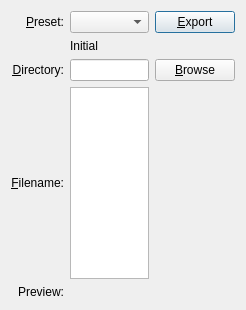
First picture: the form in source/gloperate-qtwidgets/source/ImageExporterOutputWidget.ui, repository hpi-r2d2/gloperate, before the edit.
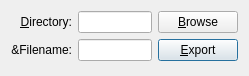
Second picture: the form after the edit. Custom widgets are drawn as their Qt base class.

Commit message: cleanup screenshot widget

Diff of the .ui file:
```diff
--- a/source/gloperate-qtwidgets/source/ImageExporterOutputWidget.ui
+++ b/source/gloperate-qtwidgets/source/ImageExporterOutputWidget.ui
@@ -6,97 +6,15 @@
    <rect>
     <x>0</x>
     <y>0</y>
-    <width>234</width>
-    <height>185</height>
+    <width>249</width>
+    <height>76</height>
    </rect>
   </property>
   <property name="windowTitle">
    <string>Output</string>
   </property>
   <layout class="QGridLayout" name="gridLayout">
-   <item row="0" column="0">
-    <widget class="QLabel" name="presetLabel">
-     <property name="sizePolicy">
-      <sizepolicy hsizetype="Preferred" vsizetype="Preferred">
-       <horstretch>1</horstretch>
-       <verstretch>0</verstretch>
-      </sizepolicy>
-     </property>
-     <property name="text">
-      <string>&amp;Preset:</string>
-     </property>
-     <property name="alignment">
-      <set>Qt::AlignRight|Qt::AlignTrailing|Qt::AlignVCenter</set>
-     </property>
-     <property name="buddy">
-      <cstring>presetsComboBox</cstring>
-     </property>
-    </widget>
-   </item>
-   <item row="0" column="2">
-    <widget class="QPushButton" name="saveButton">
-     <property name="sizePolicy">
-      <sizepolicy hsizetype="Minimum" vsizetype="Fixed">
-       <horstretch>1</horstretch>
-       <verstretch>0</verstretch>
-      </sizepolicy>
-     </property>
-     <property name="text">
-      <string>&amp;Export</string>
-     </property>
-     <property name="default">
-      <bool>true</bool>
-     </property>
-    </widget>
-   </item>
-   <item row="1" column="1">
-    <widget class="QLabel" name="resolutionSummaryLabel">
-     <property name="sizePolicy">
-      <sizepolicy hsizetype="Preferred" vsizetype="Preferred">
-       <horstretch>0</horstretch>
-       <verstretch>0</verstretch>
-      </sizepolicy>
-     </property>
-     <property name="text">
-      <string>Initial</string>
-     </property>
-     <property name="wordWrap">
-      <bool>true</bool>
-     </property>
-    </widget>
-   </item>
-   <item row="2" column="1">
-    <widget class="QLineEdit" name="directoryLineEdit">
-     <property name="enabled">
-      <bool>true</bool>
-     </property>
-     <property name="sizePolicy">
-      <sizepolicy hsizetype="Expanding" vsizetype="Fixed">
-       <horstretch>0</horstretch>
-       <verstretch>0</verstretch>
-      </sizepolicy>
-     </property>
-     <property name="readOnly">
-      <bool>true</bool>
-     </property>
-    </widget>
-   </item>
-   <item row="0" column="1">
-    <widget class="QComboBox" name="presetsComboBox">
-     <property name="sizePolicy">
-      <sizepolicy hsizetype="Preferred" vsizetype="Fixed">
-       <horstretch>3</horstretch>
-       <verstretch>0</verstretch>
-      </sizepolicy>
-     </property>
-     <property name="font">
-      <font>
-       <family>Courier New</family>
-      </font>
-     </property>
-    </widget>
-   </item>
-   <item row="2" column="0">
+   <item row="1" column="0">
     <widget class="QLabel" name="directoryLabel">
      <property name="sizePolicy">
       <sizepolicy hsizetype="Preferred" vsizetype="Preferred">
@@ -115,7 +33,7 @@
      </property>
     </widget>
    </item>
-   <item row="2" column="2">
+   <item row="1" column="2">
     <widget class="QPushButton" name="openDirectoryButton">
      <property name="sizePolicy">
       <sizepolicy hsizetype="Minimum" vsizetype="Fixed">
@@ -128,7 +46,7 @@
      </property>
     </widget>
    </item>
-   <item row="3" column="0">
+   <item row="2" column="0">
     <widget class="QLabel" name="filenameLabel">
      <property name="text">
       <string>&amp;Filename:</string>
@@ -136,50 +54,58 @@
      <property name="alignment">
       <set>Qt::AlignRight|Qt::AlignTrailing|Qt::AlignVCenter</set>
      </property>
-     <property name="buddy">
-      <cstring>fileNameTextEdit</cstring>
+    </widget>
+   </item>
+   <item row="1" column="1">
+    <widget class="QLineEdit" name="directoryLineEdit">
+     <property name="enabled">
+      <bool>true</bool>
      </property>
+     <property name="sizePolicy">
+      <sizepolicy hsizetype="Expanding" vsizetype="Fixed">
+       <horstretch>0</horstretch>
+       <verstretch>0</verstretch>
+      </sizepolicy>
+     </property>
+     <property name="readOnly">
+      <bool>true</bool>
+     </property>
     </widget>
    </item>
+   <item row="2" column="2">
+    <widget class="QPushButton" name="saveButton">
+     <property name="sizePolicy">
+      <sizepolicy hsizetype="Minimum" vsizetype="Fixed">
+       <horstretch>1</horstretch>
+       <verstretch>0</verstretch>
+      </sizepolicy>
+     </property>
+     <property name="text">
+      <string>&amp;Export</string>
+     </property>
+     <property name="default">
+      <bool>true</bool>
+     </property>
+    </widget>
+   </item>
+   <item row="2" column="1">
+    <widget class="QLineEdit" name="fileNameLineEdit"/>
+   </item>
    <item row="3" column="1">
-    <widget class="gloperate_qtwidgets::FileNameTextEdit" name="fileNameTextEdit">
-     <property name="sizePolicy">
-      <sizepolicy hsizetype="Expanding" vsizetype="Minimum">
-       <horstretch>0</horstretch>
-       <verstretch>0</verstretch>
-      </sizepolicy>
+    <spacer name="verticalSpacer">
+     <property name="orientation">
+      <enum>Qt::Vertical</enum>
      </property>
-    </widget>
-   </item>
-   <item row="4" column="1">
-    <widget class="QLabel" name="filenamePeviewLabel">
-     <property name="text">
-      <string/>
+     <property name="sizeHint" stdset="0">
+      <size>
+       <width>20</width>
+       <height>40</height>
+      </size>
      </property>
-     <property name="wordWrap">
-      <bool>true</bool>
-     </property>
-    </widget>
-   </item>
-   <item row="4" column="0">
-    <widget class="QLabel" name="previewLabel">
-     <property name="text">
-      <string>Preview:</string>
-     </property>
-     <property name="alignment">
-      <set>Qt::AlignRight|Qt::AlignTrailing|Qt::AlignVCenter</set>
-     </property>
-    </widget>
+    </spacer>
    </item>
   </layout>
  </widget>
- <customwidgets>
-  <customwidget>
-   <class>gloperate_qtwidgets::FileNameTextEdit</class>
-   <extends>QPlainTextEdit</extends>
-   <header location="global">gloperate-qtwidgets/FileNameTextEdit.h</header>
-  </customwidget>
- </customwidgets>
  <resources/>
  <connections/>
 </ui>
```
The commit also changes 7 other files.
